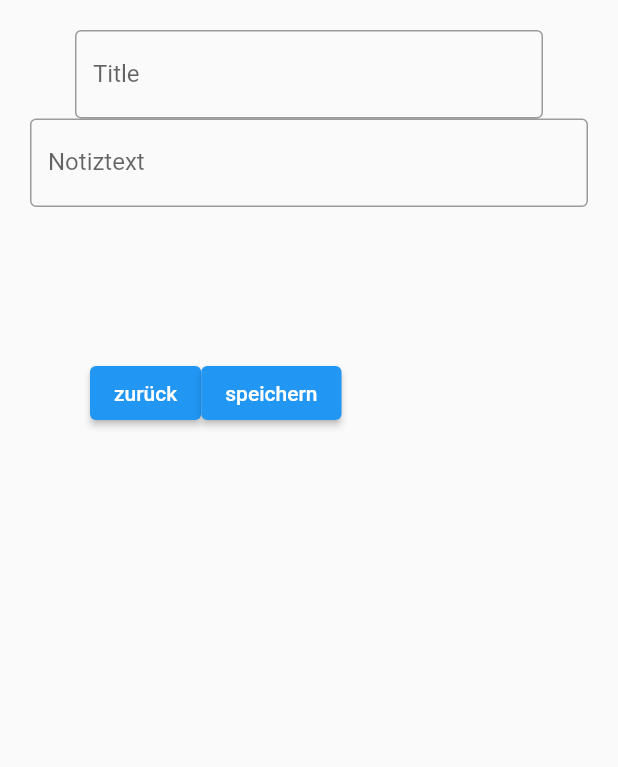
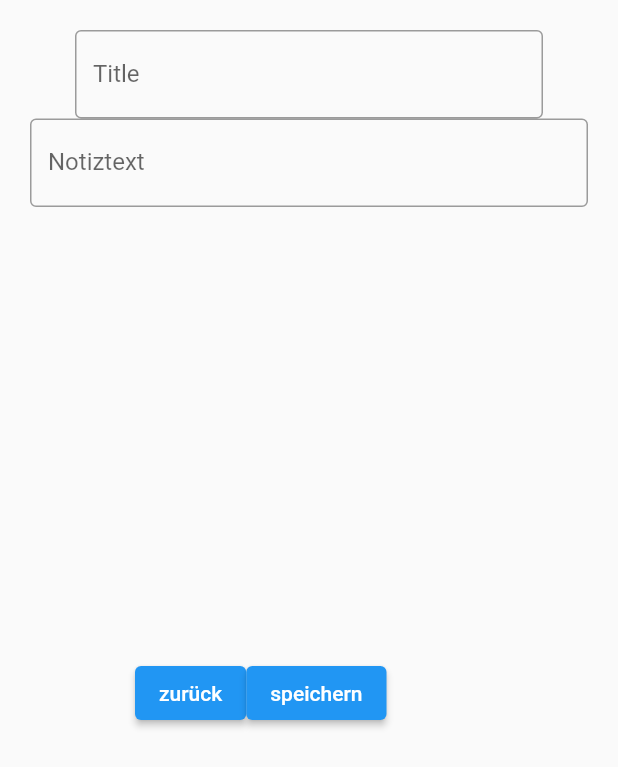
Before and after one commit to AaronLinder/notizapp, a Flutter app: the notiz screen opened by its route, on a phone screen of 412 x 824 dp. Shown: the top 767 px of the screen. Run offline on Flutter 3.47's test engine with Material 2 defaults, Android fonts, the phone set to English and light mode, and no system bars.

Commit message:
Update notiz.dart

```diff
--- a/lib/notiz.dart
+++ b/lib/notiz.dart
@@ -27,7 +27,7 @@ class notiz extends StatelessWidget {
                       labelText: 'Notiztext',
                     )),
                 Padding(
-                  padding: EdgeInsets.only(top: 100, right: 40, left: 40),
+                  padding: EdgeInsets.only(top: 300, right: 70, left: 70),
                   child: Row(
                   children: [
                     ElevatedButton(
```
